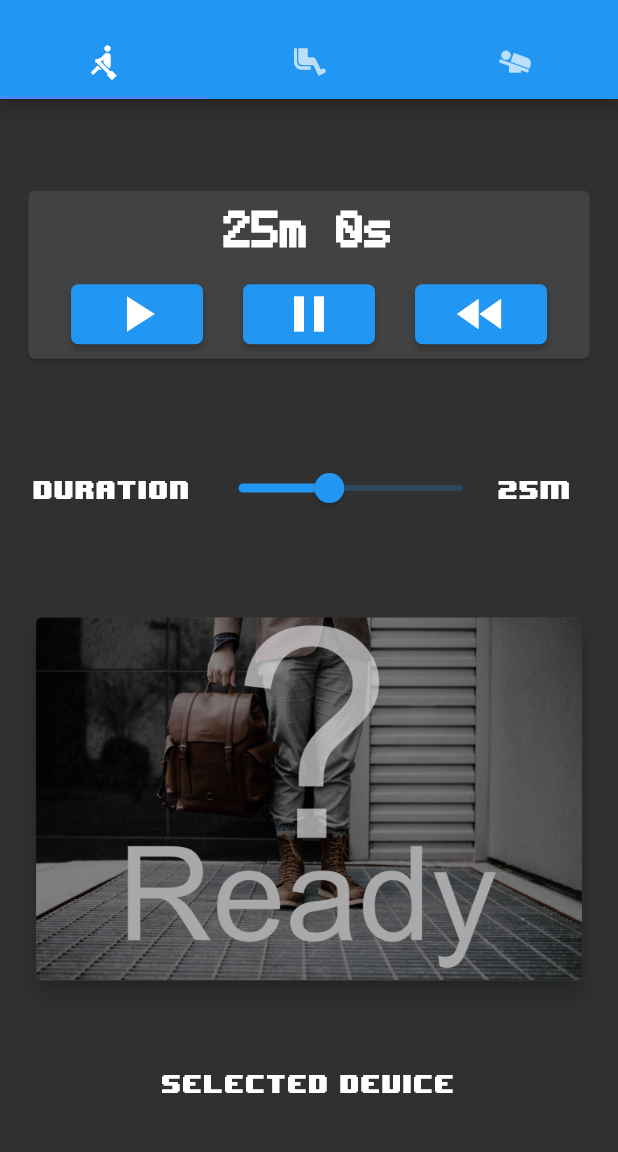
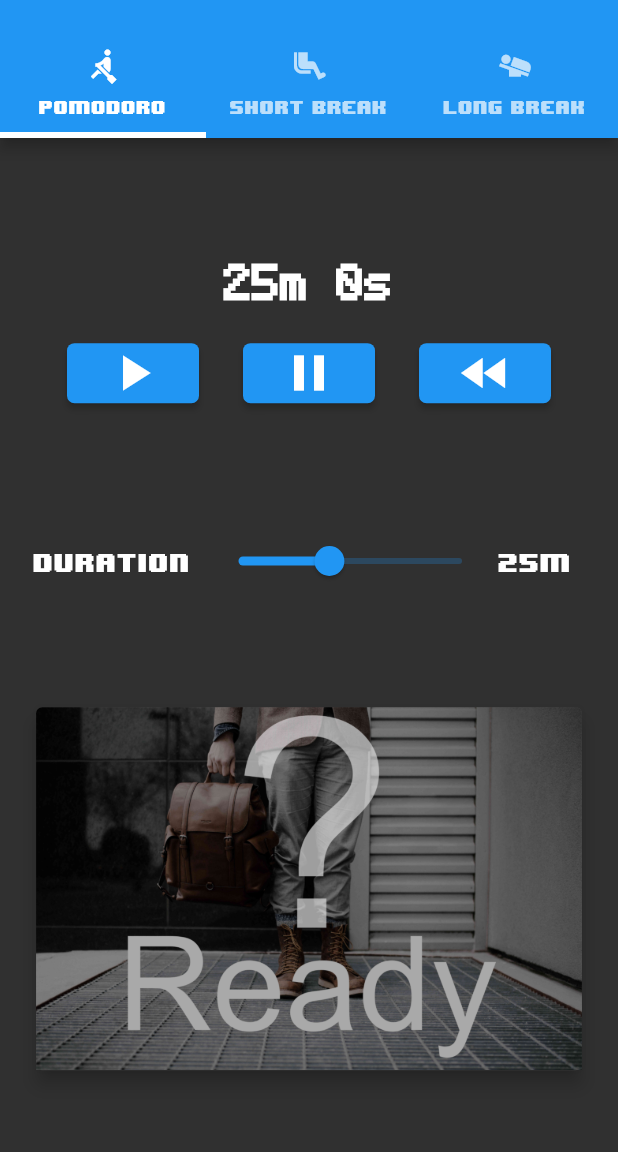
Before and after one commit to pseudoincorrect/pomoblue_app, a Flutter app: the screen it shows after launch, on a phone screen of 412 x 824 dp, the part 57-1209 px from its top. Run offline on Flutter 3.47's test engine with Material 2 defaults, Android fonts, the phone set to English and light mode, and no system bars; our stand-ins replace rxdart.

Commit message:
app tab modified

```diff
--- a/lib/src/widgets/home_tabs.dart
+++ b/lib/src/widgets/home_tabs.dart
@@ -12,10 +12,21 @@ class HomeTabs extends StatelessWidget {
         appBar: AppBar(
           title: Text('PomoBlue'),
           bottom: TabBar(
+            indicator: UnderlineTabIndicator(
+                borderSide: BorderSide(width: 4, color: Colors.white)),
             tabs: [
-              Tab(icon: Icon(Icons.rowing)),
-              Tab(icon: Icon(Icons.airline_seat_legroom_extra)),
-              Tab(icon: Icon(Icons.airline_seat_flat_angled)),
+              Tab(
+                child: tabTitle('Pomodoro'),
+                icon: Icon(Icons.rowing),
+              ),
+              Tab(
+                child: tabTitle('Short Break'),
+                icon: Icon(Icons.airline_seat_legroom_extra),
+              ),
+              Tab(
+                child: tabTitle('Long Break'),
+                icon: Icon(Icons.airline_seat_flat_angled),
+              ),
             ],
           ),
         ),
@@ -29,4 +40,11 @@ class HomeTabs extends StatelessWidget {
       ),
     );
   }
+
+  Widget tabTitle(String textTab) {
+    return Text(
+      textTab,
+      style: TextStyle(fontSize: 10),
+    );
+  }
 }
--- a/lib/src/widgets/home_timer.dart
+++ b/lib/src/widgets/home_timer.dart
@@ -33,7 +33,7 @@ class HomeTimer extends StatelessWidget {
               running: imagesAssets.running,
             ),
           ),
-          DeviceInfo(),
+          // DeviceInfo(),
           // Container(height: 20),
         ],
       ),
--- a/lib/src/widgets/timer.dart
+++ b/lib/src/widgets/timer.dart
@@ -18,7 +18,6 @@ class _PomoTimerState extends State<PomoTimer> {
     return Container(
       margin: EdgeInsets.only(left: 15.0, right: 15.0),
       height: 120,
-      child: Card(
       child: Container(
         margin: EdgeInsets.only(left: 15.0, right: 15.0),
         child: Column(
@@ -27,7 +26,6 @@ class _PomoTimerState extends State<PomoTimer> {
             timerView(),
             controls(),
           ],
-          ),
         ),
       ),
     );
```
Also changed, not shown: lib/src/bloc/page_selector/page_selector_bloc.dart (added, +15 -0 lines), lib/src/bloc/page_selector/page_selector_provider.dart (added, +19 -0 lines). Lines whose indentation alone changed are shown as unchanged.
